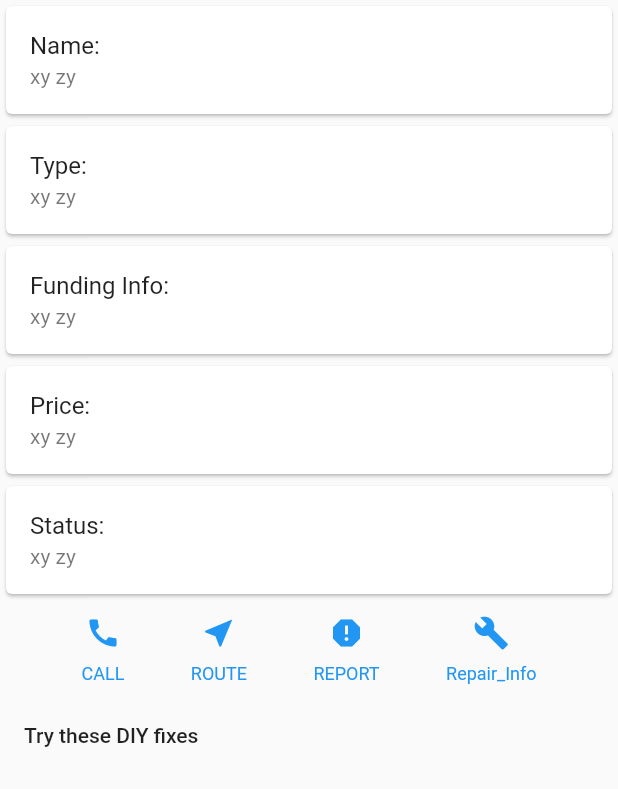
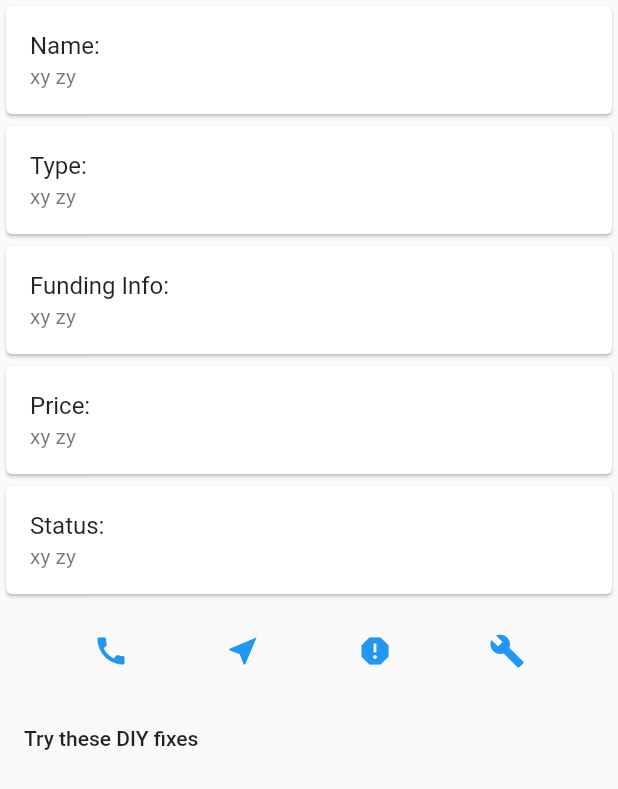
Before and after one commit to martinneumann/maph, a Flutter app: the DisplayWellsInfo screen opened directly, on a phone screen of 412 x 824 dp. Shown: the top 789 px of the screen. Run offline on Flutter 3.47's test engine with Material 2 defaults, Android fonts, the phone set to English and light mode, and no system bars; our stand-ins replace flutter_map, font_awesome_flutter, image_picker, latlong.

Commit message:
added new button, to get on pressed working

```diff
--- a/well_control/lib/WellInfo.dart
+++ b/well_control/lib/WellInfo.dart
@@ -74,12 +74,46 @@ class DisplayWellsInfoState extends State<DisplayWellsInfo> {
       margin: EdgeInsets.all(10.0),
       child: Row(
         mainAxisAlignment: MainAxisAlignment.spaceEvenly,
-        children: [
-          _buildButtonColumn(color, Icons.call, 'CALL'),
-          _buildButtonColumn(color, Icons.near_me, 'ROUTE'),
-          _buildButtonColumn(color, Icons.report, 'REPORT'),
-          _buildButtonColumn(color, Icons.build, 'Repair_Info')
+        children: <Widget>[
+          IconButton(
+            tooltip: 'call',
+            color: color,
+            icon: Icon(Icons.call),
+
+            onPressed: () {
+              //add function to call
+            },
+          ),
+          IconButton(
+            icon: Icon(Icons.near_me),
+            color: color,
+            onPressed: (){
+
+            },
+
+          ),
+          IconButton(
+            icon: Icon(Icons.report),
+            color: color,
+            onPressed: (){
+
+            },
+
+          ),
+          IconButton(
+            icon: Icon(Icons.build),
+            color: color,
+            onPressed: (){
+
+            },
+
+          ),
         ],
+
+          //_buildButtonColumn(color, Icons.call, 'CALL'),
+          //_buildButtonColumn(color, Icons.near_me, 'ROUTE'),
+          //_buildButtonColumn(color, Icons.report, 'REPORT'),
+         // _buildButtonColumn(color, Icons.build, 'Repair_Info'),
       ),
     );
 
```
